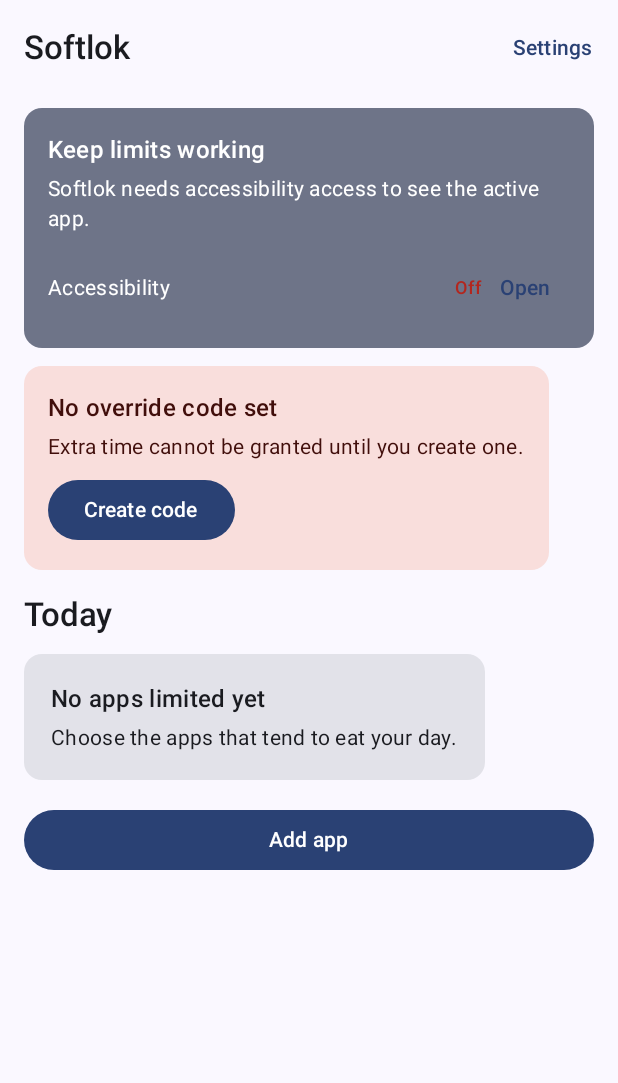
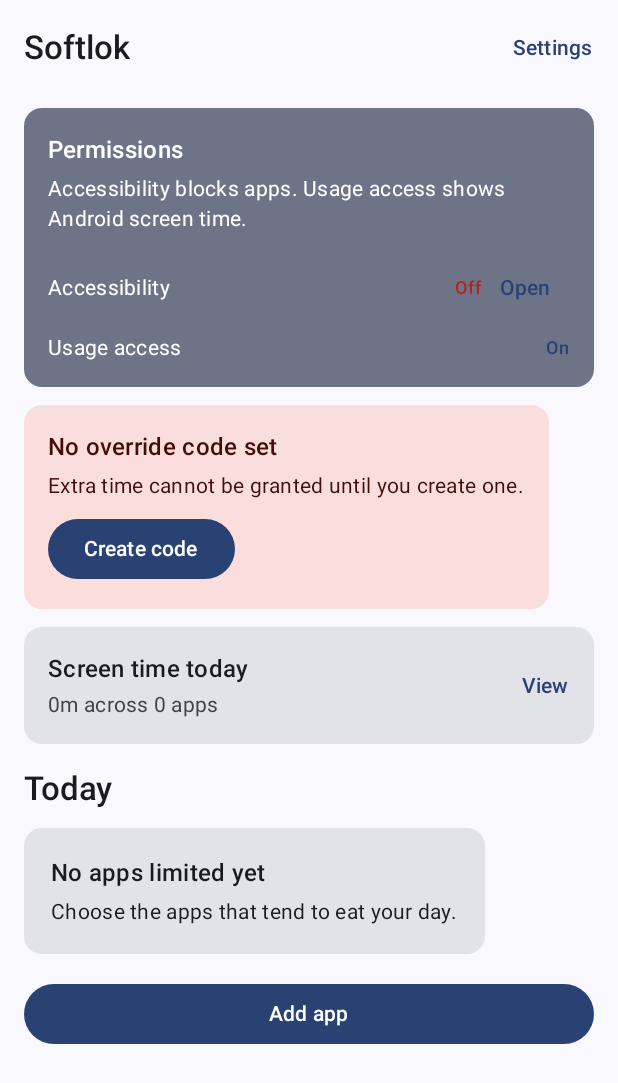
Before and after one commit to itzdoesntmatter/softlok, an Android app built with Jetpack Compose: the screen it shows after launch (MainActivity), on a phone screen of 412 x 824 dp. Shown: the top 1083 px of the screen. Run offline under Robolectric (Android 15) with nearby library versions, the phone set to English and light mode, and no system bars; our stand-ins replace Room's generated code.

Commit message:
Add Android screen time tracking
Show today's foreground usage for limited apps using UsageStatsManager, with a Screen time view, usage-access permission, and interval-accounting tests.

```diff
--- a/app/build.gradle.kts
+++ b/app/build.gradle.kts
@@ -24,8 +24,8 @@ android {
         applicationId = "app.softlok"
         minSdk = 26
         targetSdk = 37
-        versionCode = 1
-        versionName = "0.1.0"
+        versionCode = 2
+        versionName = "0.2.0"
         testInstrumentationRunner = "androidx.test.runner.AndroidJUnitRunner"
     }
 
--- a/app/src/main/java/app/softlok/SoftlokApp.kt
+++ b/app/src/main/java/app/softlok/SoftlokApp.kt
@@ -6,6 +6,7 @@ import android.app.Application
 import android.content.Context
 import app.softlok.data.SoftlokDatabase
 import app.softlok.data.SoftlokRepository
+import app.softlok.data.ScreenTimeTracker
 import app.softlok.data.SecurityStore
 import app.softlok.data.securityDataStore
 
@@ -23,4 +24,5 @@ class AppContainer(context: Context) {
     private val database = SoftlokDatabase.get(context)
     val repository = SoftlokRepository(database.dao())
     val securityStore = SecurityStore(context.securityDataStore)
+    val screenTimeTracker = ScreenTimeTracker(context)
 }
--- /dev/null
+++ b/app/src/main/java/app/softlok/data/ScreenTimeTracker.kt
@@ -0,0 +1,85 @@
+// SPDX-License-Identifier: AGPL-3.0-or-later
+
+package app.softlok.data
+
+import android.app.AppOpsManager
+import android.app.usage.UsageEvents
+import android.app.usage.UsageStatsManager
+import android.content.Context
+import android.os.Build
+import android.os.Process
+import app.softlok.domain.ForegroundUsageAccumulator
+import java.time.Instant
+import java.time.ZoneId
+import kotlinx.coroutines.Dispatchers
+import kotlinx.coroutines.withContext
+
+class ScreenTimeTracker(private val context: Context) {
+    private val usageStats = context.getSystemService(UsageStatsManager::class.java)
+    private val appOps = context.getSystemService(AppOpsManager::class.java)
+
+    fun hasUsageAccess(): Boolean {
+        val ops = appOps ?: return false
+        return runCatching {
+            val mode = if (Build.VERSION.SDK_INT >= 29) {
+                ops.unsafeCheckOpNoThrow(
+                    AppOpsManager.OPSTR_GET_USAGE_STATS,
+                    Process.myUid(),
+                    context.packageName,
+                )
+            } else {
+                @Suppress("DEPRECATION")
+                ops.checkOpNoThrow(
+                    AppOpsManager.OPSTR_GET_USAGE_STATS,
+                    Process.myUid(),
+                    context.packageName,
+                )
+            }
+            mode == AppOpsManager.MODE_ALLOWED
+        }.getOrDefault(false)
+    }
+
+    suspend fun todayUsage(
+        packages: Set<String>,
+        nowMillis: Long = System.currentTimeMillis(),
+    ): Map<String, Long> = withContext(Dispatchers.IO) {
+        if (packages.isEmpty()) return@withContext emptyMap()
+        val manager = usageStats
+            ?: return@withContext packages.associateWith { 0L }
+
+        val zone = ZoneId.systemDefault()
+        val start = Instant.ofEpochMilli(nowMillis)
+            .atZone(zone)
+            .toLocalDate()
+            .atStartOfDay(zone)
+            .toInstant()
+            .toEpochMilli()
+        val events = runCatching { manager.queryEvents(start, nowMillis) }.getOrNull()
+            ?: return@withContext packages.associateWith { 0L }
+
+        val accumulator = ForegroundUsageAccumulator(packages, nowMillis)
+        val event = UsageEvents.Event()
+        while (events.hasNextEvent()) {
+            if (!events.getNextEvent(event)) break
+            val packageName = event.packageName ?: continue
+            if (packageName !in packages) continue
+
+            if (Build.VERSION.SDK_INT >= 28 &&
+                event.eventType == UsageEvents.Event.SCREEN_NON_INTERACTIVE
+            ) {
+                accumulator.stopAll(event.timeStamp)
+                continue
+            }
+
+            val activity = event.className ?: packageName
+            when (event.eventType) {
+                UsageEvents.Event.ACTIVITY_RESUMED ->
+                    accumulator.resumed(packageName, activity, event.timeStamp)
+                UsageEvents.Event.ACTIVITY_PAUSED,
+                UsageEvents.Event.ACTIVITY_STOPPED,
+                -> accumulator.paused(packageName, activity, event.timeStamp)
+            }
+        }
+        accumulator.result()
+    }
+}
--- a/app/src/main/java/app/softlok/ui/HomeScreen.kt
+++ b/app/src/main/java/app/softlok/ui/HomeScreen.kt
@@ -43,6 +43,7 @@ fun HomeScreen(
     onAddApps: () -> Unit,
     onEdit: (String) -> Unit,
     onSetCode: () -> Unit,
+    onScreenTime: () -> Unit,
 ) {
     Scaffold(
         topBar = {
@@ -91,6 +92,17 @@ fun HomeScreen(
             }
 
             item {
+                ScreenTimeSummaryCard(
+                    granted = state.permissions.usageAccess,
+                    totalMillis = state.rules.sumOf {
+                        state.screenTimeMillis[it.rule.packageName] ?: 0L
+                    },
+                    appCount = state.rules.size,
+                    onClick = onScreenTime,
+                )
+            }
+
+            item {
                 Text(
                     "Today",
                     style = MaterialTheme.typography.titleLarge,
@@ -132,6 +144,47 @@ fun HomeScreen(
                     Text("Add app")
                 }
             }
+        }
+    }
+}
+
+@Composable
+private fun ScreenTimeSummaryCard(
+    granted: Boolean,
+    totalMillis: Long,
+    appCount: Int,
+    onClick: () -> Unit,
+) {
+    Card(modifier = Modifier.clickable(onClick = onClick)) {
+        Row(
+            modifier = Modifier
+                .fillMaxWidth()
+                .padding(16.dp),
+            verticalAlignment = Alignment.CenterVertically,
+        ) {
+            Column(Modifier.weight(1f)) {
+                Text(
+                    "Screen time today",
+                    style = MaterialTheme.typography.titleMedium,
+                    fontWeight = FontWeight.SemiBold,
+                )
+                Spacer(Modifier.height(2.dp))
+                Text(
+                    if (granted) {
+                        "${TimeText.clock(totalMillis)} across $appCount " +
+                            if (appCount == 1) "app" else "apps"
+                    } else {
+                        "Grant usage access to see Android screen time."
+                    },
+                    style = MaterialTheme.typography.bodyMedium,
+                    color = MaterialTheme.colorScheme.onSurfaceVariant,
+                )
+            }
+            Text(
+                "View",
+                style = MaterialTheme.typography.labelLarge,
+                color = MaterialTheme.colorScheme.primary,
+            )
         }
     }
 }
@@ -192,13 +245,13 @@ private fun PermissionCard(permissions: PermissionState) {
     ) {
         Column(Modifier.padding(16.dp)) {
             Text(
-                "Keep limits working",
+                "Permissions",
                 style = MaterialTheme.typography.titleMedium,
                 fontWeight = FontWeight.SemiBold,
             )
             Spacer(Modifier.height(4.dp))
             Text(
-                "Softlok needs accessibility access to see the active app.",
+                "Accessibility blocks apps. Usage access shows Android screen time.",
                 style = MaterialTheme.typography.bodyMedium,
             )
             Spacer(Modifier.height(12.dp))
@@ -207,6 +260,14 @@ private fun PermissionCard(permissions: PermissionState) {
                 granted = permissions.accessibility,
                 onOpen = {
                     context.startActivity(Intent(Settings.ACTION_ACCESSIBILITY_SETTINGS))
+                },
+            )
+            Spacer(Modifier.height(6.dp))
+            PermissionRow(
+                name = "Usage access",
+                granted = permissions.usageAccess,
+                onOpen = {
+                    context.startActivity(Intent(Settings.ACTION_USAGE_ACCESS_SETTINGS))
                 },
             )
         }
--- a/app/src/main/java/app/softlok/ui/MainViewModel.kt
+++ b/app/src/main/java/app/softlok/ui/MainViewModel.kt
@@ -35,8 +35,9 @@ import kotlinx.coroutines.withContext
 
 data class PermissionState(
     val accessibility: Boolean = false,
+    val usageAccess: Boolean = false,
 ) {
-    val allGranted: Boolean get() = accessibility
+    val allGranted: Boolean get() = accessibility && usageAccess
 }
 
 data class RuleUi(
@@ -52,6 +53,7 @@ data class DashboardUiState(
     val security: SecurityState = SecurityState(),
     val permissions: PermissionState = PermissionState(),
     val dayKey: String = "",
+    val screenTimeMillis: Map<String, Long> = emptyMap(),
 )
 
 data class InstalledApp(
@@ -66,7 +68,9 @@ class MainViewModel(application: Application) : AndroidViewModel(application) {
     private val container = (application as SoftlokApp).container
     private val repository = container.repository
     private val securityStore = container.securityStore
+    private val screenTimeTracker = container.screenTimeTracker
     private val permissions = MutableStateFlow(readPermissions())
+    private val screenTimeRefresh = MutableStateFlow(0)
 
     private val dayKeys = flow {
         while (true) {
@@ -77,13 +81,27 @@ class MainViewModel(application: Application) : AndroidViewModel(application) {
 
     private val usage = dayKeys.flatMapLatest { repository.usage(it) }
 
-    val uiState: StateFlow<DashboardUiState> = combine(
+    private val screenTime = combine(
         repository.rules,
-        usage,
-        securityStore.state,
         permissions,
         dayKeys,
-    ) { rules, usageRows, security, permissionState, dayKey ->
+        screenTimeRefresh,
+    ) { rules, permissionState, _, _ ->
+        if (!permissionState.usageAccess) {
+            emptyMap()
+        } else {
+            screenTimeTracker.todayUsage(rules.map { it.packageName }.toSet())
+        }
+    }
+
+    val uiState: StateFlow<DashboardUiState> = combine(
+        combine(repository.rules, usage, securityStore.state) { rules, usageRows, security ->
+            Triple(rules, usageRows, security)
+        },
+        permissions,
+        dayKeys,
+        screenTime,
+    ) { (rules, usageRows, security), permissionState, dayKey, screenTimeMillis ->
         val usageByPackage = usageRows.associateBy { it.packageName }
         val ruleRows = rules.map { rule ->
             val row = usageByPackage[rule.packageName]
@@ -102,6 +120,7 @@ class MainViewModel(application: Application) : AndroidViewModel(application) {
             security = security,
             permissions = permissionState,
             dayKey = dayKey,
+            screenTimeMillis = screenTimeMillis,
         )
     }.stateIn(
         viewModelScope,
@@ -115,6 +134,7 @@ class MainViewModel(application: Application) : AndroidViewModel(application) {
 
     fun refresh() {
         permissions.value = readPermissions()
+        screenTimeRefresh.value += 1
         viewModelScope.launch {
             securityStore.completeRecoveryIfDue(System.currentTimeMillis())
         }
@@ -205,6 +225,7 @@ class MainViewModel(application: Application) : AndroidViewModel(application) {
         val context = getApplication<Application>()
         return PermissionState(
             accessibility = hasAccessibility(context),
+            usageAccess = screenTimeTracker.hasUsageAccess(),
         )
     }
 
--- a/app/src/main/java/app/softlok/ui/SoftlokRoot.kt
+++ b/app/src/main/java/app/softlok/ui/SoftlokRoot.kt
@@ -50,6 +50,12 @@ fun SoftlokRoot(viewModel: MainViewModel = viewModel()) {
                 onEditExisting = { packageName ->
                     route = "edit/${Uri.encode(packageName)}"
                 },
+            )
+
+            route == "screentime" -> ScreenTimeScreen(
+                state = state,
+                onBack = { route = "home" },
+                onRefresh = viewModel::refresh,
             )
 
             route == "settings" -> SettingsScreen(
@@ -109,6 +115,7 @@ fun SoftlokRoot(viewModel: MainViewModel = viewModel()) {
                 onAddApps = { route = "picker" },
                 onEdit = { packageName -> route = "edit/${Uri.encode(packageName)}" },
                 onSetCode = { route = "code" },
+                onScreenTime = { route = "screentime" },
             )
         }
     }
```
Also changed, not shown: app/src/main/AndroidManifest.xml (+6 -1 lines), app/src/main/java/app/softlok/domain/ForegroundUsage.kt (added, +45 -0 lines), app/src/main/java/app/softlok/ui/ScreenTimeScreen.kt (added, +196 -0 lines), app/src/main/java/app/softlok/ui/SettingsScreen.kt (+8 -1 lines), 5 other files.
